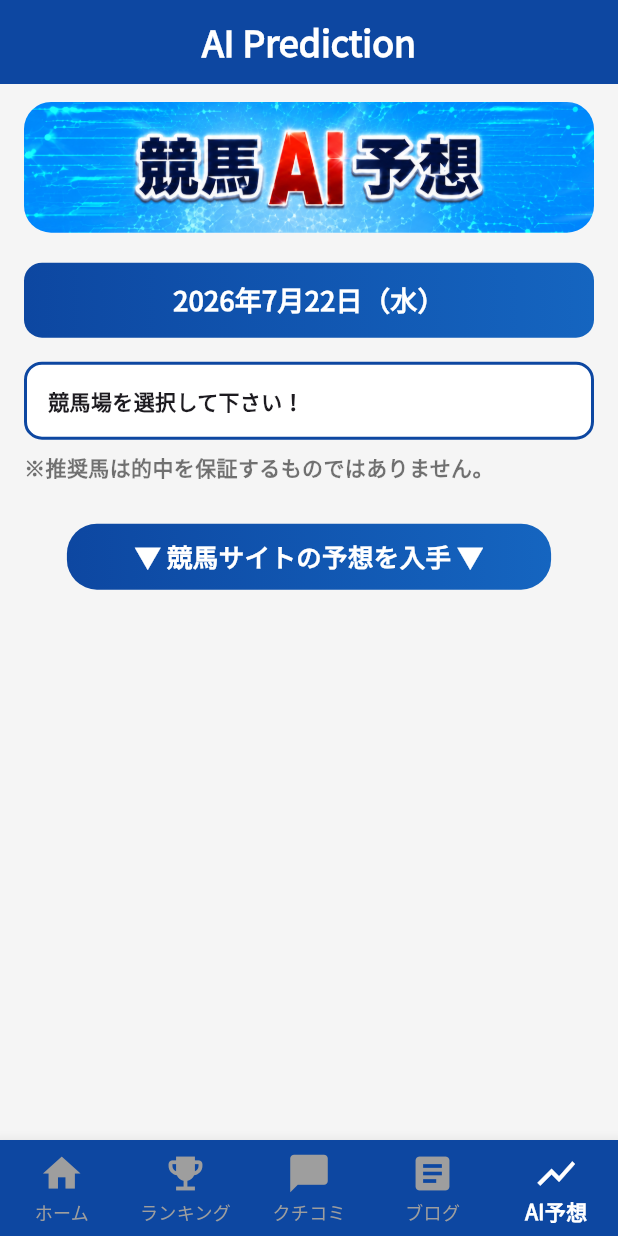
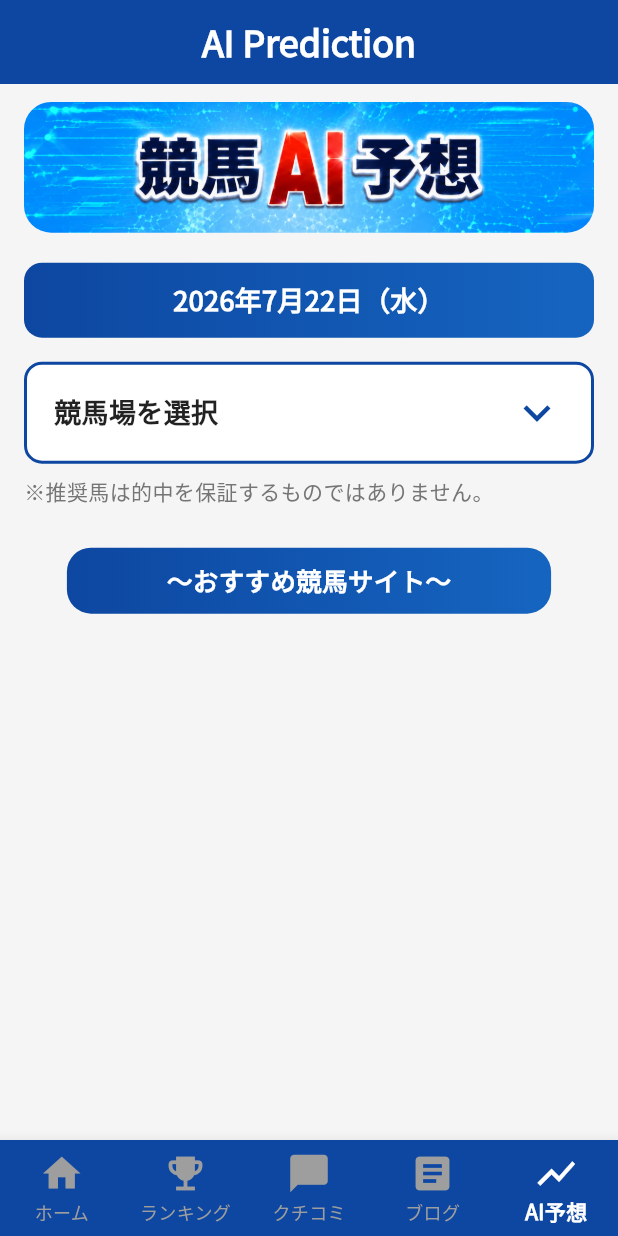
Before and after one commit to matsuda-valueapps/keiba-ai-yosou-flutter, a Flutter app: the screen it shows after launch, item 5 of the bottom bar chosen, on a phone screen of 412 x 824 dp. Run offline on Flutter 3.47's test engine with Material 3 defaults, Android fonts, the phone set to English and light mode, and no system bars; our stand-ins replace cached_network_image, firebase_core, firebase_messaging, flutter_html, flutter_local_notifications, google_fonts and 1 more; accounts and stored records are empty; network calls fail.

Commit message:
Flutter UI調整・デザイン改善

```diff
--- a/lib/pages/blog_page.dart
+++ b/lib/pages/blog_page.dart
@@ -353,7 +353,7 @@ class _BlogPageState
 
                     child: const Text(
 
-                      "競馬ブログを読む！",
+                      "競馬ブログを読む",
 
                       style: TextStyle(
 
--- a/lib/pages/home_page.dart
+++ b/lib/pages/home_page.dart
@@ -584,7 +584,7 @@ class _HomePageState
                     return const RankingHeader(
 
                       title:
-                          "▼ おすすめ競馬サイト ▼",
+                          "〜おすすめ競馬サイト〜",
 
                       icon: Icons.star,
 
--- a/lib/pages/prediction_page.dart
+++ b/lib/pages/prediction_page.dart
@@ -180,7 +180,7 @@ class _PredictionPageState
         return AlertDialog(
 
           title: const Text(
-            "競馬場を以下から選択して下さい！",
+            "競馬場を選択",
           ),
 
           content: SizedBox(
@@ -645,10 +645,9 @@ class _PredictionPageState
                                 horizontal: 16,
                               ),
 
-                              padding:
-                                  const EdgeInsets
-                                      .all(
-                                14,
+                              padding: const EdgeInsets.symmetric(
+                                horizontal: 18,
+                                vertical: 14,
                               ),
 
                               decoration:
@@ -668,21 +667,40 @@ class _PredictionPageState
                                 ),
                               ),
 
-                              child: Text(
+                              child: Row(
 
-                                provider
-                                        .selectedPlace
-                                        .isEmpty
-                                    ? "競馬場を選択して下さい！"
-                                    : provider
-                                        .selectedPlace,
+                                children: [
 
-                                style:
-                                    const TextStyle(
+                                  Expanded(
 
-                                  fontWeight:
-                                      FontWeight.bold,
-                                ),
+                                    child: Text(
+
+                                      provider.selectedPlace.isEmpty
+                                          ? "競馬場を選択"
+                                          : provider.selectedPlace,
+
+                                      style: const TextStyle(
+
+                                        fontSize: 18,
+
+                                        fontWeight: FontWeight.bold,
+
+                                        color: Colors.black87,
+                                      ),
+
+                                      overflow: TextOverflow.ellipsis,
+                                    ),
+                                  ),
+
+                                  const Icon(
+
+                                    Icons.expand_more,
+
+                                    size: 36,
+
+                                    color: Color(0xFF0D47A1),
+                                  ),
+                                ],
                               ),
                             ),
                           ),
@@ -691,10 +709,9 @@ class _PredictionPageState
                             height: 8,
                           ),
 
-                          const Padding(
+                          Padding(
 
-                            padding:
-                                EdgeInsets.symmetric(
+                            padding: const EdgeInsets.symmetric(
                               horizontal: 16,
                             ),
 
@@ -704,10 +721,9 @@ class _PredictionPageState
 
                               style: TextStyle(
 
-                                fontWeight:
-                                    FontWeight.bold,
+                                fontSize: 14,
 
-                                color: Colors.black54
+                                color: Colors.grey.shade600,
                               ),
                             ),
                           ),
@@ -734,7 +750,7 @@ class _PredictionPageState
                           ),
 
                           const RankingHeader(
-                            title: "▼ 競馬サイトの予想を入手 ▼",
+                            title: "〜おすすめ競馬サイト〜",
                               icon: Icons.star,
                               showRankingText: false,
                               showIcon: false,
--- a/lib/pages/review_page.dart
+++ b/lib/pages/review_page.dart
@@ -467,7 +467,7 @@ class _ReviewPageState
             decoration: InputDecoration(
 
               hintText:
-                  "サイト名を入力して下さい",
+                  "サイト名を入力",
 
               border:
                   OutlineInputBorder(
@@ -512,7 +512,7 @@ class _ReviewPageState
             decoration: InputDecoration(
 
               hintText:
-                  "投稿者名を入力して下さい",
+                  "投稿者名を入力",
 
               border:
                   OutlineInputBorder(
@@ -585,7 +585,7 @@ class _ReviewPageState
             decoration: InputDecoration(
 
               hintText:
-                  "クチコミを入力して下さい",
+                  "クチコミを入力",
 
               border:
                   OutlineInputBorder(
@@ -1044,7 +1044,7 @@ class _ReviewPageState
 
                   child: const Text(
 
-                    "サイトを確認する！",
+                    "サイトを確認する",
 
                     style: TextStyle(
 
--- a/lib/widgets/hit_ranking_card.dart
+++ b/lib/widgets/hit_ranking_card.dart
@@ -689,7 +689,7 @@ class HitRankingCard extends StatelessWidget {
 
                     child: const Text(
 
-                      "競馬ブログを読む！",
+                      "競馬ブログを読む",
 
                       style: TextStyle(
 
@@ -710,7 +710,7 @@ class HitRankingCard extends StatelessWidget {
               const SizedBox(width: 6),
 
               // =========================
-              // 🏠
+              //  🔗 外部サイト
               // =========================
               InkWell(
 
@@ -755,7 +755,9 @@ class HitRankingCard extends StatelessWidget {
 
                   child: const Icon(
 
-                    Icons.home,
+                    Icons.open_in_new,
+
+                    size: 24,
 
                     color: Colors.white,
                   ),
--- a/lib/widgets/ranking_header.dart
+++ b/lib/widgets/ranking_header.dart
@@ -25,7 +25,7 @@ class RankingHeader extends StatelessWidget {
       margin: const EdgeInsets.symmetric(horizontal: 24, vertical: 8),
       padding: const EdgeInsets.symmetric(horizontal: 12, vertical: 10),
       decoration: BoxDecoration(
-        borderRadius: BorderRadius.circular(20),
+        borderRadius: BorderRadius.circular(16),
         gradient: const LinearGradient(
           colors: [
             Color(0xFF0D47A1),
--- a/lib/widgets/trend_ranking_card.dart
+++ b/lib/widgets/trend_ranking_card.dart
@@ -658,7 +658,7 @@ class TrendRankingCard extends StatelessWidget {
 
                     child: const Text(
 
-                      "競馬ブログを読む！",
+                      "競馬ブログを読む",
 
                       style: TextStyle(
 
@@ -679,7 +679,7 @@ class TrendRankingCard extends StatelessWidget {
               const SizedBox(width: 6),
 
               // =========================
-              // 🏠
+              // 🔗 外部サイト
               // =========================
               InkWell(
 
@@ -724,7 +724,9 @@ class TrendRankingCard extends StatelessWidget {
 
                   child: const Icon(
 
-                    Icons.home,
+                    Icons.open_in_new,
+
+                    size: 24,
 
                     color: Colors.white,
                   ),
```
